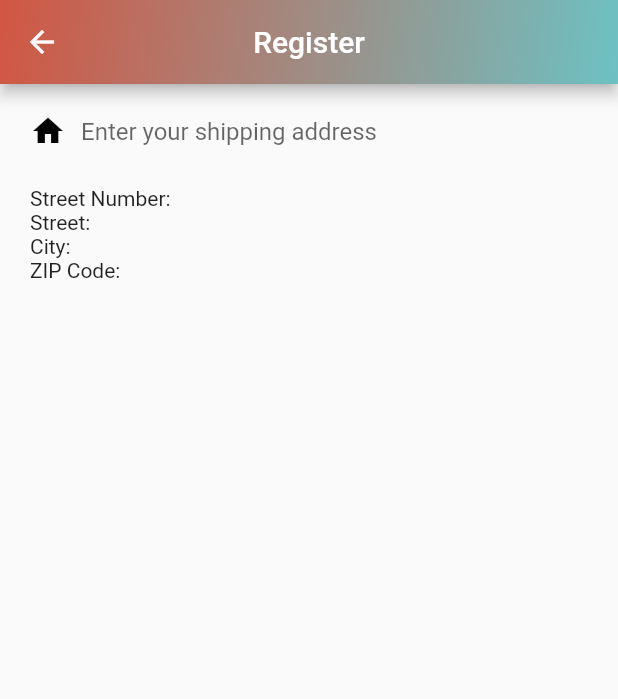
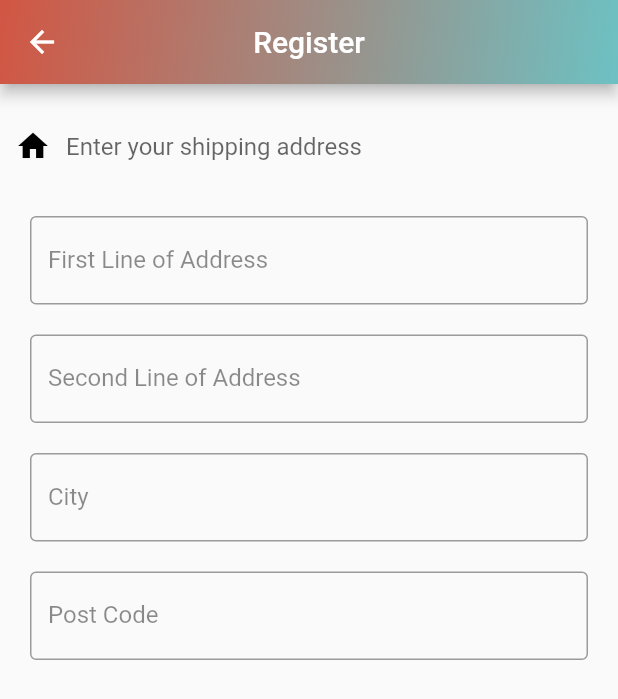
Before and after one commit to MuhammadAbdulSalam/skill_exchange_flutter, a Flutter app: the AddressAutoComplete screen opened directly, on a phone screen of 412 x 824 dp. Shown: the top 699 px of the screen. Run offline on Flutter 3.47's test engine with Material 2 defaults, Android fonts, the phone set to English and light mode, and no system bars; our stand-ins replace firebase_auth; accounts and stored records are empty.

Commit message:
updated location working

```diff
--- a/lib/location/AddressAutoComplete.dart
+++ b/lib/location/AddressAutoComplete.dart
@@ -14,10 +14,11 @@ class AddressAutoComplete extends StatefulWidget {
 
 class _AddressAutoCompleteState extends State<AddressAutoComplete> {
   final _controller = TextEditingController();
-  String _streetNumber = '';
-  String _street = '';
-  String _city = '';
-  String _zipCode = '';
+  final _streetController = TextEditingController();
+  final _streetNumberController = TextEditingController();
+  final _cityController = TextEditingController();
+  final _postcodeController = TextEditingController();
+
 
   @override
   void dispose() {
@@ -42,10 +43,12 @@ class _AddressAutoCompleteState extends State<AddressAutoComplete> {
               ])),
         ),
       ),
-      body: Container(
-        margin: EdgeInsets.only(left: 20),
+    body: SingleChildScrollView(
+
+      child: Container(
+
+        margin: EdgeInsets.all(10),
         child: Column(
-          crossAxisAlignment: CrossAxisAlignment.start,
           children: <Widget>[
             TextField(
               controller: _controller,
@@ -63,10 +66,19 @@ class _AddressAutoCompleteState extends State<AddressAutoComplete> {
                       .getPlaceDetailFromId(result.placeId);
                   setState(() {
                     _controller.text = result.description;
-                    _streetNumber = placeDetails.streetNumber;
-                    _street = placeDetails.street;
-                    _city = placeDetails.city;
-                    _zipCode = placeDetails.zipCode;
+                    _streetNumberController.text = placeDetails.streetNumber;
+                    _streetController.text = placeDetails.street;
+                    if (placeDetails.postalTown == null) {
+                      if(placeDetails.city == null)
+                        {
+                          _cityController.text = "";
+
+                        }
+                      _cityController.text = placeDetails.city;
+                    } else {
+                      _cityController.text  = placeDetails.postalTown;
+                    }
+                    _postcodeController.text = placeDetails.zipCode;
                   });
                 }
               },
@@ -85,13 +97,59 @@ class _AddressAutoCompleteState extends State<AddressAutoComplete> {
               ),
             ),
             SizedBox(height: 20.0),
-            Text('Street Number: $_streetNumber'),
-            Text('Street: $_street'),
-            Text('City: $_city'),
-            Text('ZIP Code: $_zipCode'),
+            Container(
+              padding: EdgeInsets.all(10),
+              child: TextField(
+                controller: _streetNumberController,
+                // controller: nameController,
+                decoration: InputDecoration(
+                  border: OutlineInputBorder(),
+                  labelText: "First Line of Address",
+                  labelStyle: TextStyle(color: Colors.black45),
+                ),
+              ),
+            ),
+            Container(
+              padding: EdgeInsets.all(10),
+              child: TextField(
+                controller: _streetController,
+                // controller: nameController,
+                decoration: InputDecoration(
+                  border: OutlineInputBorder(),
+                  labelText: "Second Line of Address",
+                  labelStyle: TextStyle(color: Colors.black45),
+                ),
+              ),
+            ),
+            Container(
+              padding: EdgeInsets.all(10),
+              child: TextField(
+                controller: _cityController,
+                // controller: nameController,
+                decoration: InputDecoration(
+                  border: OutlineInputBorder(),
+                  labelText: "City",
+                  labelStyle: TextStyle(color: Colors.black45),
+                ),
+              ),
+            ),
+
+            Container(
+              padding: EdgeInsets.all(10),
+              child: TextField(
+                controller: _postcodeController,
+                // controller: nameController,
+                decoration: InputDecoration(
+                  border: OutlineInputBorder(),
+                  labelText: "Post Code",
+                  labelStyle: TextStyle(color: Colors.black45),
+                ),
+              ),
+            ),
           ],
         ),
       ),
+    ),
     );
   }
 }
--- a/lib/location/AddressSearch.dart
+++ b/lib/location/AddressSearch.dart
@@ -1,4 +1,3 @@
-
 import 'package:flutter/material.dart';
 
 import 'PlaceService.dart';
--- a/lib/location/PlaceService.dart
+++ b/lib/location/PlaceService.dart
@@ -7,6 +7,7 @@ class Place {
   String streetNumber;
   String street;
   String city;
+  String postalTown;
   String zipCode;
 
   Place({
@@ -14,6 +15,8 @@ class Place {
     this.street,
     this.city,
     this.zipCode,
+    this.postalTown,
+
   });
 
   @override
@@ -45,13 +48,15 @@ class PlaceApiProvider {
   static final String iosKey = "AIzaSyANJXhDPNxefcF2P0JXXcz0PxG7ikPBgBA";
   final apiKey = Platform.isAndroid ? androidKey : iosKey;
 
-  Future<List<Suggestion>> fetchSuggestions(String input, String lang, String country) async {
+  Future<List<Suggestion>> fetchSuggestions(
+      String input, String lang, String country) async {
     String type = '(regions)';
-    String baseURL = 'https://maps.googleapis.com/maps/api/place/autocomplete/json';
-    String request = '$baseURL?input=$input&key=$androidKey&sessiontoken=$sessionToken';
+    String baseURL =
+        'https://maps.googleapis.com/maps/api/place/autocomplete/json';
+    String request =
+        '$baseURL?input=$input&key=$androidKey&sessiontoken=$sessionToken';
 
-
-       final response = await client.get(request);
+    final response = await client.get(request);
 
     if (response.statusCode == 200) {
       final result = json.decode(response.body);
@@ -77,9 +82,11 @@ class PlaceApiProvider {
 
     if (response.statusCode == 200) {
       final result = json.decode(response.body);
+      print("::::::::::::::::::::::::::::::::::::::::::" + response.body.toString());
+
       if (result['status'] == 'OK') {
         final components =
-        result['result']['address_components'] as List<dynamic>;
+            result['result']['address_components'] as List<dynamic>;
         // build result
         final place = Place();
         components.forEach((c) {
@@ -89,6 +96,9 @@ class PlaceApiProvider {
           }
           if (type.contains('route')) {
             place.street = c['long_name'];
+          }
+          if (type.contains('postal_town')) {
+            place.city = c['long_name'];
           }
           if (type.contains('locality')) {
             place.city = c['long_name'];
```
Also changed, not shown: 10 other files. Lines whose indentation alone changed are shown as unchanged.
